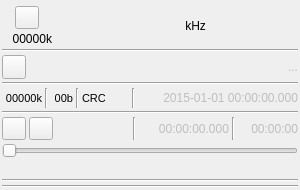
Qt form plugins/samplesource/filesource/filesourcegui.ui (f4exb/sdrangel) before a commit.
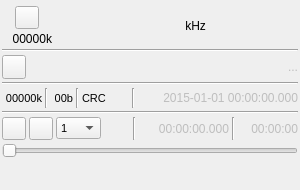
The same form after that commit. Icons and pictures are not drawn. Custom widgets are drawn as their Qt base class.

Commit message: File Input: acceleration and loop handling phase 1

The edit to the form file:
```diff
--- a/plugins/samplesource/filesource/filesourcegui.ui
+++ b/plugins/samplesource/filesource/filesourcegui.ui
@@ -418,6 +418,65 @@
        </property>
       </widget>
      </item>
+     <item>
+      <widget class="QComboBox" name="acceleration">
+       <property name="minimumSize">
+        <size>
+         <width>45</width>
+         <height>0</height>
+        </size>
+       </property>
+       <property name="maximumSize">
+        <size>
+         <width>45</width>
+         <height>16777215</height>
+        </size>
+       </property>
+       <property name="font">
+        <font>
+         <pointsize>8</pointsize>
+        </font>
+       </property>
+       <property name="toolTip">
+        <string>Acceleration factor</string>
+       </property>
+       <item>
+        <property name="text">
+         <string>1</string>
+        </property>
+       </item>
+       <item>
+        <property name="text">
+         <string>2</string>
+        </property>
+       </item>
+       <item>
+        <property name="text">
+         <string>5</string>
+        </property>
+       </item>
+       <item>
+        <property name="text">
+         <string>10</string>
+        </property>
+       </item>
+       <item>
+        <property name="text">
+         <string>20</string>
+        </property>
+       </item>
+       <item>
+        <property name="text">
+         <string>50</string>
+        </property>
+       </item>
+       <item>
+        <property name="text">
+         <string>100</string>
+        </property>
+       </item>
+      </widget>
+     </item>
      <item>
       <spacer name="horizontalSpacer_2">
        <property name="orientation">
@@ -528,20 +587,6 @@
      </item>
     </layout>
    </item>
-   <item>
-    <widget class="Line" name="line_rate2">
-     <property name="orientation">
-      <enum>Qt::Horizontal</enum>
-     </property>
-    </widget>
-   </item>
-   <item>
-    <widget class="Line" name="line_nav">
-     <property name="orientation">
-      <enum>Qt::Horizontal</enum>
-     </property>
-    </widget>
-   </item>
   </layout>
  </widget>
  <customwidgets>
```
The commit also changes 8 other files.
